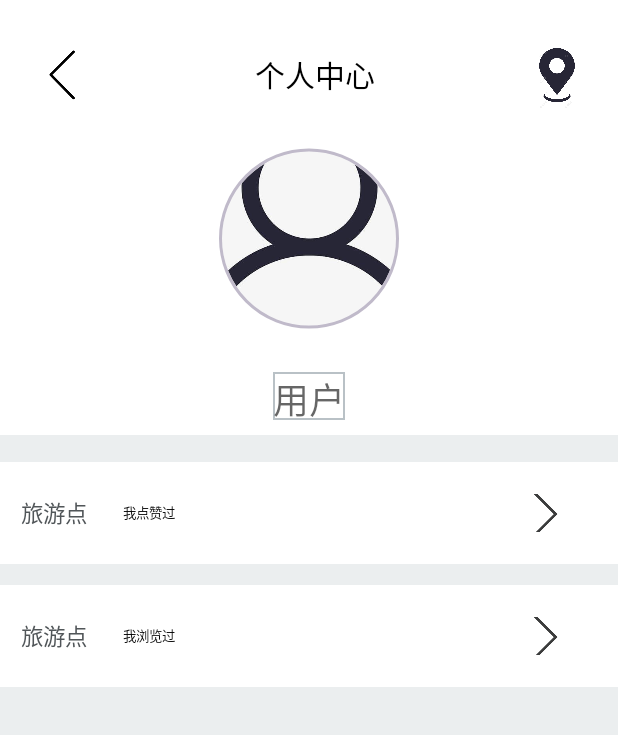
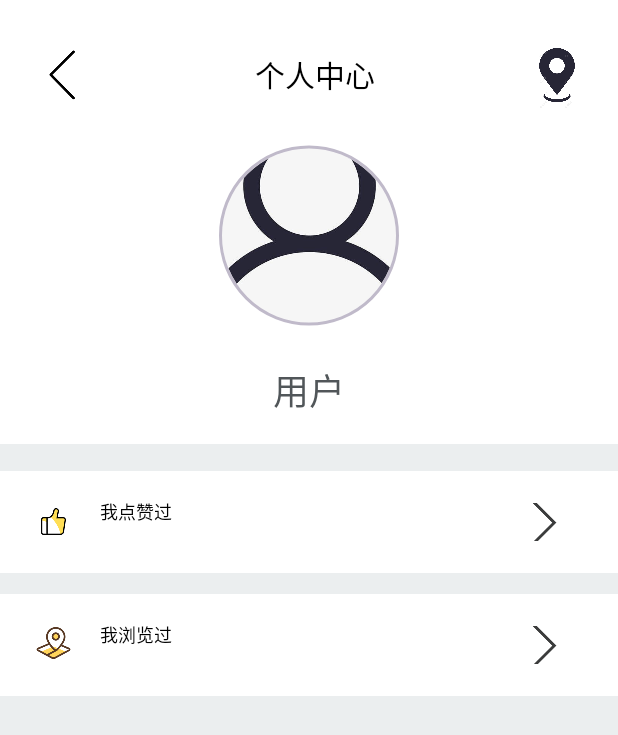
Before and after one commit to brifin/TouristAttractionRecommendation, an Android app: the layout fragment_user.xml on its own in the app's theme, with its tools: preview values and no code run, on a phone screen of 412 x 824 dp. Shown: the top 735 px of the screen. Run offline under Robolectric (Android 15) with nearby library versions, the phone set to English and light mode, and no system bars.

Commit message:
微调布局

```diff
--- a/Android/app/src/main/java/com/example/tourapp/viewAndItem/ItemGroup.java
+++ b/Android/app/src/main/java/com/example/tourapp/viewAndItem/ItemGroup.java
@@ -2,6 +2,7 @@ package com.example.tourapp.viewAndItem;
 
 import android.content.Context;
 import android.content.res.TypedArray;
+import android.graphics.drawable.Drawable;
 import android.util.AttributeSet;
 import android.view.LayoutInflater;
 import android.view.View;
@@ -19,7 +20,7 @@ import com.example.tourapp.R;
 public class ItemGroup extends FrameLayout {
 
     private LinearLayout itemGroupLayout; //组合控件的布局
-    private TextView titleTv; //标题
+    private ImageView img; //标题
     private TextView contentEdt; //输入框
     private ImageView jtRightIv; //向右的箭头
 
@@ -48,7 +49,7 @@ public class ItemGroup extends FrameLayout {
     private void initView(Context context) {
         View view = LayoutInflater.from(context).inflate(R.layout.item_group_layout, null);
         itemGroupLayout = (LinearLayout) view.findViewById(R.id.item_group_layout);
-        titleTv = (TextView) view.findViewById(R.id.title_tv);
+        img = (ImageView) view.findViewById(R.id.picture_iv);
         contentEdt = (TextView) view.findViewById(R.id.content_edt);
         jtRightIv = (ImageView) view.findViewById(R.id.jt_right_iv);
         addView(view); //把自定义的这个组合控件的布局加入到当前FramLayout
@@ -68,9 +69,7 @@ public class ItemGroup extends FrameLayout {
         int defaultHintColor = context.getResources().getColor(R.color.gray_);
 
         TypedArray typedArray = context.obtainStyledAttributes(attrs, R.styleable.ItemGroup);
-        String title = typedArray.getString(R.styleable.ItemGroup_title);
-        float titleSize = typedArray.getDimension(R.styleable.ItemGroup_title_size, 15);
-        int titleColor = typedArray.getColor(R.styleable.ItemGroup_title_color, defaultTitleColor);
+        int resourceId = typedArray.getResourceId(R.styleable.ItemGroup_img, R.drawable.dianzan);
         float paddingLeft = typedArray.getDimension(R.styleable.ItemGroup_paddingLeft, 15);
         float paddingRight = typedArray.getDimension(R.styleable.ItemGroup_paddingRight, 15);
         float paddingTop = typedArray.getDimension(R.styleable.ItemGroup_paddingTop, 5);
@@ -89,9 +88,7 @@ public class ItemGroup extends FrameLayout {
         //设置数据
         //设置item的内边距
         itemGroupLayout.setPadding((int) paddingLeft, (int) paddingTop, (int) paddingRight, (int) paddingBottom);
-        titleTv.setText(title);
-        titleTv.setTextSize(titleSize);
-        titleTv.setTextColor(titleColor);
+        img.setImageResource(resourceId);
 
         contentEdt.setText(content);
         contentEdt.setTextSize(contentSize);
--- a/Android/app/src/main/res/layout/fragment_tour.xml
+++ b/Android/app/src/main/res/layout/fragment_tour.xml
@@ -52,7 +52,6 @@
 
     </LinearLayout>
 
-
     <LinearLayout
         android:layout_width="match_parent"
         android:layout_height="wrap_content"
--- a/Android/app/src/main/res/layout/fragment_user.xml
+++ b/Android/app/src/main/res/layout/fragment_user.xml
@@ -59,7 +59,7 @@
 
     <LinearLayout
         android:layout_width="match_parent"
-        android:layout_height="210dp"
+        android:layout_height="216dp"
         android:orientation="vertical"
         android:background="@color/white">
         <de.hdodenhof.circleimageview.CircleImageView
@@ -68,7 +68,7 @@
             android:layout_width="120dp"
             android:layout_gravity="center"
             android:layout_height="0dp"
-            android:layout_weight="5"
+            android:layout_weight="3"
             android:src="@drawable/user_demo_imageview"
             app:civ_border_width="2dp"
             app:civ_border_color="#C0BACA"/>
@@ -79,11 +79,12 @@
             android:layout_gravity="center"
             android:layout_height="0dp"
             android:layout_weight="1"
-            android:layout_margin="10dp"
-            android:hint="@string/user"
+            android:layout_marginBottom="10dp"
+            android:gravity="center"
+            android:text="@string/user"
             android:textColor="@color/gray"
             android:textSize="24sp"
-            android:background="@drawable/text_view_border"/>
+            android:background="@color/white"/>
 
     </LinearLayout>
 
@@ -94,18 +95,18 @@
         android:layout_height="wrap_content"
         app:jt_visible="true"
         app:paddingLeft="5dp"
-        app:edt_text_size="6dp"
-       app:title="旅游点"
-        app:edt_content="我点赞过"/>
+        app:edt_content="我点赞过"
+        app:edt_text_size="8dp"
+       app:img="@drawable/dianzan"/>
 
     <com.example.tourapp.viewAndItem.ItemGroup
         android:id="@+id/ig_arrive"
         android:layout_width="match_parent"
         android:layout_height="wrap_content"
         app:jt_visible="true"
-        app:edt_text_size="6dp"
+        app:edt_text_size="8dp"
         app:paddingLeft="5dp"
-        app:title="旅游点"
+        app:img="@drawable/arrival"
         app:edt_content="我浏览过"/>
 
 </LinearLayout>
--- a/Android/app/src/main/res/layout/item_group_layout.xml
+++ b/Android/app/src/main/res/layout/item_group_layout.xml
@@ -14,24 +14,24 @@
         android:background="@color/white"
         android:gravity="center_vertical"
         android:orientation="horizontal">
-        <TextView
-            android:id="@+id/title_tv"
+        <ImageView
+            android:id="@+id/picture_iv"
             android:layout_width="0dp"
             android:layout_weight="1"
-            android:layout_height="wrap_content"
+            android:layout_height="34dp"
             android:textSize="18sp"
+            android:layout_gravity="center"
             android:textColor="@color/gray"
-            android:text="旅游点"
-            android:layout_margin="9dp"
+            android:src="@drawable/dianzan"
             />
 
         <TextView
             android:id="@+id/content_edt"
             android:layout_width="0dp"
             android:layout_weight="4"
-            android:layout_height="wrap_content"
             android:textColor="@color/gray_"
-            android:textSize="18sp"
+            android:textSize="24sp"
+            android:layout_height="31dp"
             android:hint="我点赞的" />
 
 
```
Also changed, not shown: Android/app/src/main/AndroidManifest.xml (+6 -1 lines), Android/app/src/main/res/layout/activity_login.xml (+2 -12 lines), Android/app/src/main/res/values/attrs.xml (+1 -6 lines), Android/app/src/main/res/drawable/arrival.png (added), Android/app/src/main/res/drawable/arrive.png (deleted), Android/app/src/main/res/drawable/dianzan.jpg (deleted), Android/app/src/main/res/drawable/dianzan.png (added).
